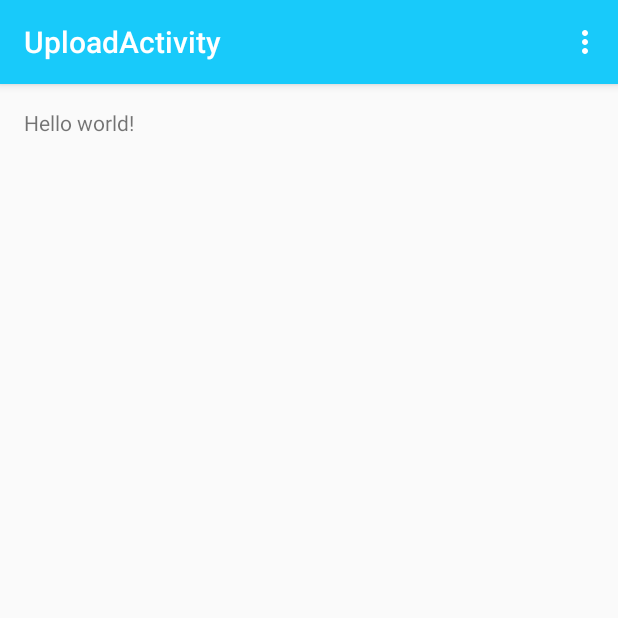
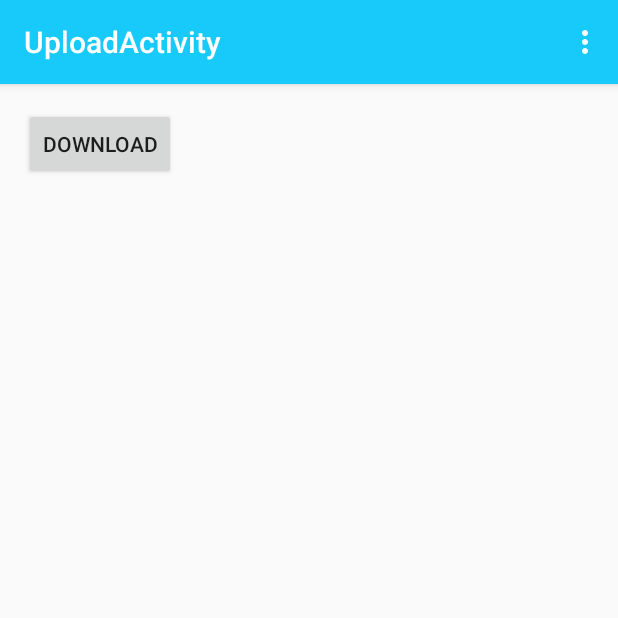
Before and after one commit to apache78/Flash-Study, an Android app: the UploadActivity screen opened directly, with no data from a screen before it, on a phone screen of 412 x 824 dp, the top half of it. Run offline under Robolectric (Android 15) with nearby library versions, the light colour scheme and no system bars.

Commit message:
basic URL downloading and text parsing working

```diff
--- a/app/src/main/java/edu/washington/apache78/FlashStudy/activities/MainActivity.java
+++ b/app/src/main/java/edu/washington/apache78/FlashStudy/activities/MainActivity.java
@@ -1,5 +1,6 @@
 package edu.washington.apache78.FlashStudy.activities;
 
+import android.content.Intent;
 import android.support.v7.app.ActionBarActivity;
 import android.os.Bundle;
 import android.view.Menu;
@@ -34,6 +35,7 @@ public class MainActivity extends ActionBarActivity {
 
         //noinspection SimplifiableIfStatement
         if (id == R.id.action_settings) {
+	        startActivity(new Intent(this, UploadActivity.class));
             return true;
         }
 
--- a/app/src/main/java/edu/washington/apache78/FlashStudy/includes/sources/NoteSource.java
+++ b/app/src/main/java/edu/washington/apache78/FlashStudy/includes/sources/NoteSource.java
@@ -10,7 +10,7 @@ public abstract class NoteSource {
 		CONTENT_UNAVAILABLE
 	};
 
-	public String getResultDescription(ErrorCode errorCode) {
+	public static String getResultDescription(ErrorCode errorCode) {
 		switch(errorCode) {
 			case OK:
 				return "No Error";
--- a/app/src/main/java/edu/washington/apache78/FlashStudy/models/Note.java
+++ b/app/src/main/java/edu/washington/apache78/FlashStudy/models/Note.java
@@ -9,7 +9,7 @@ import java.util.HashMap;
 public class Note {
     private String title;
     private String description;
-    private HashMap<String, String> cards;
+    private HashMap<String, String> cards = new HashMap<String, String>();
 
     public String getTitle() {
         return title;
--- a/app/src/main/res/layout/activity_upload.xml
+++ b/app/src/main/res/layout/activity_upload.xml
@@ -6,7 +6,11 @@
     android:paddingBottom="@dimen/activity_vertical_margin"
     tools:context="edu.washington.apache78.FlashStudy.activities.UploadActivity">
 
-    <TextView android:text="@string/hello_world" android:layout_width="wrap_content"
-        android:layout_height="wrap_content" />
-
+    <Button
+        android:layout_width="wrap_content"
+        android:layout_height="wrap_content"
+        android:text="Download"
+        android:id="@+id/downloadBtn"
+        android:layout_alignParentTop="true"
+        android:layout_alignParentLeft="true"/>
 </RelativeLayout>
```
Also changed, not shown: app/src/main/java/edu/washington/apache78/FlashStudy/activities/UploadActivity.java (+44 -2 lines), app/src/main/java/edu/washington/apache78/FlashStudy/includes/NoteProvider.java (+9 -5 lines), app/src/main/java/edu/washington/apache78/FlashStudy/includes/parsers/NoteParser.java (+0 -12 lines), app/src/main/java/edu/washington/apache78/FlashStudy/includes/parsers/NoteTxtParser.java (+40 -2 lines), app/src/main/java/edu/washington/apache78/FlashStudy/includes/sources/NoteUrlSource.java (+4 -4 lines), 2 other files.
